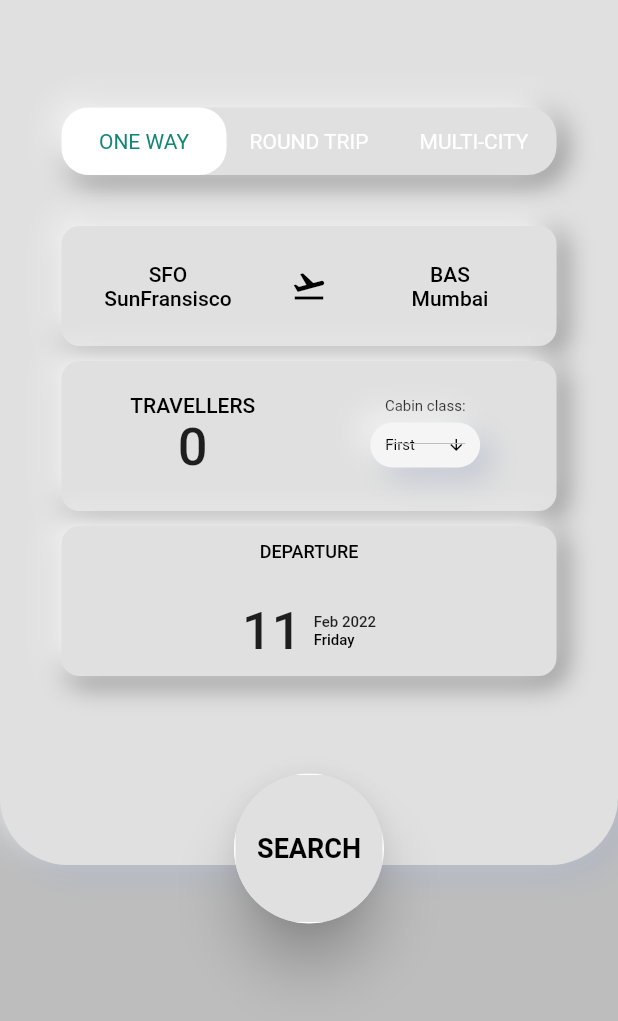
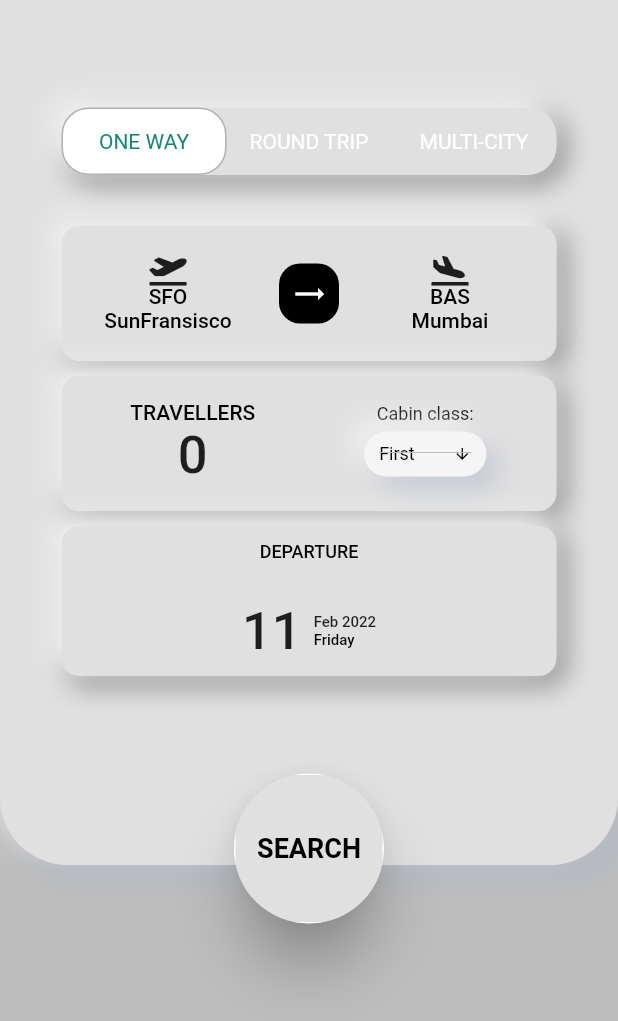
Before and after one commit to zinon-software/DBCargo, a Flutter app: the screen it shows after launch, after a tap on "Trips", on a phone screen of 412 x 824 dp, the part 215-1236 px from its top. Run offline on Flutter 3.47's test engine with Material 2 defaults, Android fonts, the phone set to English and light mode, and no system bars; our stand-ins replace carousel_slider, font_awesome_flutter, get, google_fonts; Roboto replaces fonts that are missing (Overpass).

Commit message:
flutter fount asaume

```diff
--- a/lib/src/views/home/home_view.dart
+++ b/lib/src/views/home/home_view.dart
@@ -24,9 +24,6 @@ class HomeView extends StatelessWidget {
               borderRadius: const BorderRadius.only(
                 bottomLeft: Radius.circular(45.0),
                 bottomRight: Radius.circular(45.0),
-              ),
-              border: Border.all(
-                color: Colors.white.withOpacity(1.0),
               ),
               boxShadow: [
                 BoxShadow(
@@ -115,7 +112,7 @@ class HomeView extends StatelessWidget {
                         ),
                         const BoxShadow(
                           color: Colors.white,
-                          offset: Offset(-4, -4),
+                          offset: Offset(-1, -1),
                           blurRadius: 15.0,
                           spreadRadius: 1,
                         ),
@@ -159,7 +156,7 @@ class HomeView extends StatelessWidget {
                         ),
                         const BoxShadow(
                           color: Colors.white,
-                          offset: Offset(-4, -4),
+                          offset: Offset(-1, -1),
                           blurRadius: 15.0,
                           spreadRadius: 1,
                         ),
--- a/lib/src/views/trips/home_trips/components/flight_airport.dart
+++ b/lib/src/views/trips/home_trips/components/flight_airport.dart
@@ -1,4 +1,5 @@
 import 'package:flutter/material.dart';
+import 'package:font_awesome_flutter/font_awesome_flutter.dart';
 import 'package:get/get.dart';
 
 import '../../../../controllers/searsh_controller.dart';
@@ -16,8 +17,10 @@ class _FlightAirportState extends State<FlightAirport> {
 
   @override
   Widget build(BuildContext context) {
-    return Container(
-      height: 80.0,
+    return Padding(
+      padding: const EdgeInsets.only(left: 10.0, right: 10.0),
+      child: Container(
+        height: 90.0,
         width: MediaQuery.of(context).size.width - 82,
         decoration: BoxDecoration(
           color: Colors.grey[300],
@@ -42,6 +45,7 @@ class _FlightAirportState extends State<FlightAirport> {
         ),
         child: Row(
           mainAxisAlignment: MainAxisAlignment.spaceBetween,
+          crossAxisAlignment: CrossAxisAlignment.center,
           children: <Widget>[
             MaterialButton(
               onPressed: () {
@@ -64,6 +68,10 @@ class _FlightAirportState extends State<FlightAirport> {
                     return Column(
                       mainAxisAlignment: MainAxisAlignment.center,
                       children: [
+                        const FaIcon(
+                          FontAwesomeIcons.planeDeparture,
+                          size: 20,
+                        ),
                         Text(
                           searshController.getDepartureAirport.value.name,
                           style: const TextStyle(color: Colors.black),
@@ -79,11 +87,21 @@ class _FlightAirportState extends State<FlightAirport> {
               ),
             ),
             Obx(
-                ()=> Icon(
+              () => Container(
+                width: 40,
+                height: 40,
+                alignment: Alignment.center,
+                decoration: const BoxDecoration(
+                    // color: Color(0xfff00d5d8),
+                    color: Colors.black,
+                    borderRadius: BorderRadius.all(Radius.circular(14))),
+                child: FaIcon(
                   (searshController.selectedCategory.value.categoryId == 0)
-                    ? Icons.flight_takeoff
-                    : Icons.flight_land_outlined,
-                color: Colors.black),
+                      ? Icons.trending_flat
+                      : Icons.swap_horiz,
+                  color: Colors.white,
+                ),
+              ),
             ),
             MaterialButton(
               onPressed: () {
@@ -106,6 +124,10 @@ class _FlightAirportState extends State<FlightAirport> {
                     return Column(
                       mainAxisAlignment: MainAxisAlignment.center,
                       children: [
+                        const FaIcon(
+                          FontAwesomeIcons.planeArrival,
+                          size: 20,
+                        ),
                         Text(
                           searshController.getArrivalAirport.value.name,
                           style: const TextStyle(color: Colors.black),
@@ -121,6 +143,7 @@ class _FlightAirportState extends State<FlightAirport> {
               ),
             ),
           ],
+        ),
       ),
     );
   }
--- a/lib/src/views/trips/home_trips/components/flying_details.dart
+++ b/lib/src/views/trips/home_trips/components/flying_details.dart
@@ -16,7 +16,7 @@ class FlyingDetails extends StatelessWidget {
   @override
   Widget build(BuildContext context) {
     return Container(
-      height: 100.0,
+      height: 90.0,
       width: MediaQuery.of(context).size.width - 82,
       decoration: BoxDecoration(
         color: Colors.grey[300],
--- a/lib/src/views/trips/home_trips/components/tabs.dart
+++ b/lib/src/views/trips/home_trips/components/tabs.dart
@@ -3,14 +3,9 @@ import 'package:get/get.dart';
 import '../../../../controllers/searsh_controller.dart';
 import '../../../widgets/catgeory_widget.dart';
 
-class MyTabs extends StatefulWidget {
-  const MyTabs({Key? key}) : super(key: key);
+class MyTabs extends StatelessWidget {
+  const MyTabs({ Key? key }) : super(key: key);
 
-  @override
-  _MyTabsState createState() => _MyTabsState();
-}
-
-class _MyTabsState extends State<MyTabs> {
   @override
   Widget build(BuildContext context) {
     final SearshController appState = Get.find();
--- a/lib/src/views/trips/home_trips/home_trips_view.dart
+++ b/lib/src/views/trips/home_trips/home_trips_view.dart
@@ -15,7 +15,6 @@ class HomeTripsView extends StatelessWidget {
 
   @override
   Widget build(BuildContext context) {
-
     return Scaffold(
       resizeToAvoidBottomInset: false,
       backgroundColor: Colors.grey[400],
@@ -70,6 +69,7 @@ class HomeTripsView extends StatelessWidget {
           ),
           Column(
             mainAxisAlignment: MainAxisAlignment.end,
+            crossAxisAlignment: CrossAxisAlignment.center,
             children: <Widget>[
               const SizedBox(height: 10.0),
               const Expanded(flex: 1, child: SortingDetails()),
--- a/lib/src/views/trips/ticket_detail/ticket_detail_view.dart
+++ b/lib/src/views/trips/ticket_detail/ticket_detail_view.dart
@@ -13,9 +13,9 @@ class _TicketDetailViewState extends State<TicketDetailView> {
       body: SingleChildScrollView(
         child: SafeArea(
           child: Container(
-            margin: const EdgeInsets.only(left: 30, top: 40, bottom: 60),
+            margin: const EdgeInsets.only(left: 15, top: 40, bottom: 60),
             child: Column(
-              crossAxisAlignment: CrossAxisAlignment.start,
+              crossAxisAlignment: CrossAxisAlignment.center,
               children: <Widget>[
                 Options(),
                 const SizedBox(height: 20),
@@ -488,12 +488,12 @@ Widget _price(String price, kg) {
   return Container(
     child: Row(
       children: <Widget>[
-        Text(price, style: const TextStyle(color: Colors.white, fontSize: 25)),
+        Text(price, style: const TextStyle(color: Colors.white, fontSize: 20)),
         const SizedBox(width: 5),
-        const Icon(Icons.trending_flat, size: 25, color: Colors.white),
+        const Icon(Icons.trending_flat, size: 20, color: Colors.white),
         const SizedBox(width: 5),
-        const Text("kg", style: TextStyle(color: Colors.white, fontSize: 25)),
-        Text(kg, style: const TextStyle(color: Colors.white, fontSize: 25)),
+        Text(kg, style: const TextStyle(color: Colors.white, fontSize: 20)),
+        const Text(" kg", style: TextStyle(color: Colors.white, fontSize: 20)),
       ],
     ),
   );
--- a/lib/src/views/utilities/themeStyles.dart
+++ b/lib/src/views/utilities/themeStyles.dart
@@ -18,7 +18,7 @@ class ThemeStyles {
   );
   static TextStyle dropDownTextStyle = const TextStyle(
     color: Colors.black,
-    fontSize: 10.0,
+    fontSize: 12.0,
   );
   static TextStyle ticketPrice = TextStyle(
     color: ThemeColors.orange,
--- a/lib/src/views/widgets/catgeory_widget.dart
+++ b/lib/src/views/widgets/catgeory_widget.dart
@@ -23,12 +23,17 @@ class CategoryWidget extends StatelessWidget {
         }
       },
       child: Container(
+        padding: const EdgeInsets.all(8.0),
         width: 110,
         height: MediaQuery.of(context).size.height,
         decoration: BoxDecoration(
-          color: isSelected ? Colors.white : Colors.transparent,
-          borderRadius: BorderRadius.circular(18.0),
-        ),
+            color: isSelected ? Colors.white : Colors.transparent,
+            borderRadius: BorderRadius.circular(18.0),
+            border: isSelected
+                ? Border.all(
+                    color: const Color.fromARGB(255, 179, 175, 175),
+                  )
+                : null),
         child: Center(
           child: Text(
             category.name!,
--- a/pubspec.yaml
+++ b/pubspec.yaml
@@ -14,9 +14,9 @@ dependencies:
   cupertino_icons: ^1.0.2
 
   get: any
-  # provider: ^6.0.2
   google_fonts: ^2.1.1
   carousel_slider: ^4.0.0
+  font_awesome_flutter: ^9.2.0
 
 dev_dependencies:
   flutter_test:
```
Also changed, not shown: pubspec.lock. Lines whose indentation alone changed are shown as unchanged.
